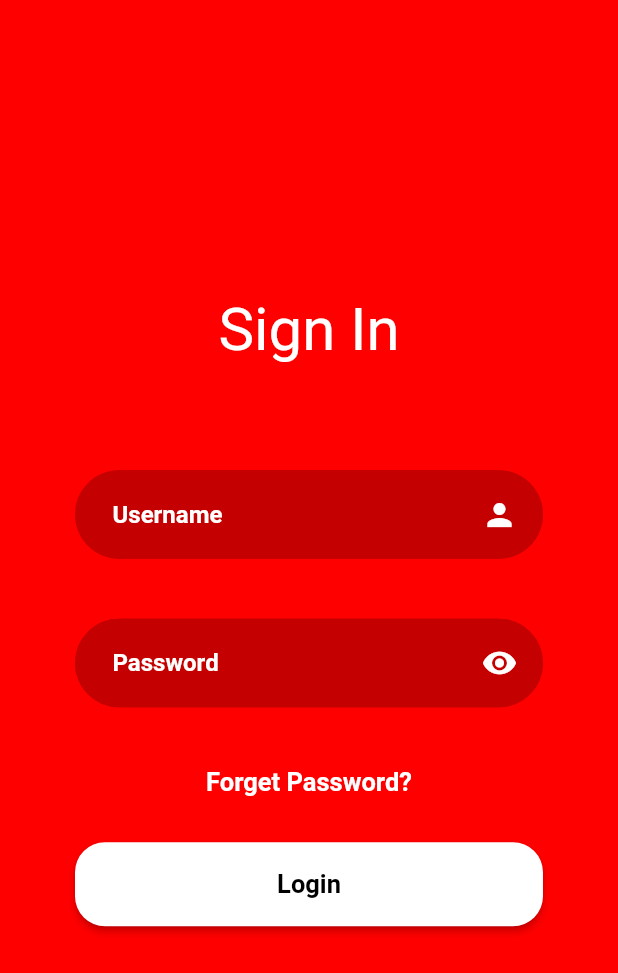
After one commit to mukireus/flutter_ui_template_login, a Flutter app: the StrawberryLogin screen opened directly, on a phone screen of 412 x 824 dp. The commit adds this screen. Shown: the top 973 px of the screen. Run offline on Flutter 3.47's test engine with Material 2 defaults, Android fonts, the phone set to English and light mode, and no system bars; our stand-ins replace flutter_screenutil.

Commit message:
added strawberry and grape screens

```diff
--- /dev/null
+++ b/lib/screens/strawberry_login.dart
@@ -0,0 +1,133 @@
+import 'package:flutter/material.dart';
+import 'package:flutter_template_login/ui/ui_helper.dart';
+
+class StrawberryLogin extends StatefulWidget {
+  @override
+  _StrawberryLoginState createState() => _StrawberryLoginState();
+}
+
+class _StrawberryLoginState extends State<StrawberryLogin> {
+  @override
+  Widget build(BuildContext context) {
+    return Scaffold(
+      backgroundColor: UIHelper.STRAWBERRY_PRIMARY_COLOR,
+      body: Center(
+        child: Column(
+          mainAxisAlignment: MainAxisAlignment.center,
+          crossAxisAlignment: CrossAxisAlignment.center,
+          children: <Widget>[
+            Text(
+              UIHelper.signInLower,
+              style: TextStyle(color: UIHelper.WHITE, fontSize: 40),
+            ),
+            _textField,
+            _passwordField,
+            _forgetPasswordButton,
+            _loginButton,
+          ],
+        ),
+      ),
+    );
+  }
+
+  Widget get _textField => Padding(
+        padding: const EdgeInsets.fromLTRB(50, 70, 50, 10),
+        child: TextField(
+          style: TextStyle(color: UIHelper.WHITE),
+          textAlign: TextAlign.left,
+          obscureText: false,
+          autocorrect: false,
+          cursorColor: UIHelper.WHITE,
+          maxLines: 1,
+          decoration: InputDecoration(
+            suffixIcon: Padding(
+              padding: const EdgeInsets.only(right: 10.0),
+              child: Icon(
+                Icons.person,
+                color: UIHelper.WHITE,
+              ),
+            ),
+            filled: true,
+            fillColor: UIHelper.STRAWBERRY_SECONDARY_COLOR,
+            focusedBorder: OutlineInputBorder(
+                borderRadius: BorderRadius.circular(50),
+                borderSide: BorderSide(
+                    color: UIHelper.STRAWBERRY_SECONDARY_COLOR, width: 2)),
+            enabledBorder: OutlineInputBorder(
+                borderRadius: BorderRadius.circular(50),
+                borderSide: BorderSide(
+                    color: UIHelper.STRAWBERRY_SECONDARY_COLOR, width: 2)),
+            hintText: UIHelper.username,
+            contentPadding: const EdgeInsets.fromLTRB(25, 20, 25, 20),
+            hintStyle:
+                TextStyle(color: UIHelper.WHITE, fontWeight: FontWeight.bold),
+          ),
+        ),
+      );
+
+  Widget get _passwordField => Padding(
+        padding: const EdgeInsets.fromLTRB(50, 30, 50, 10),
+        child: TextField(
+          style: TextStyle(color: UIHelper.WHITE),
+          textAlign: TextAlign.left,
+          obscureText: false,
+          autocorrect: false,
+          cursorColor: UIHelper.WHITE,
+          maxLines: 1,
+          decoration: InputDecoration(
+            suffixIcon: Padding(
+              padding: const EdgeInsets.only(right: 10.0),
+              child: Icon(
+                Icons.remove_red_eye,
+                color: UIHelper.WHITE,
+              ),
+            ),
+            filled: true,
+            fillColor: UIHelper.STRAWBERRY_SECONDARY_COLOR,
+            focusedBorder: OutlineInputBorder(
+                borderRadius: BorderRadius.circular(50),
+                borderSide: BorderSide(
+                    color: UIHelper.STRAWBERRY_SECONDARY_COLOR, width: 2)),
+            enabledBorder: OutlineInputBorder(
+                borderRadius: BorderRadius.circular(50),
+                borderSide: BorderSide(
+                    color: UIHelper.STRAWBERRY_SECONDARY_COLOR, width: 2)),
+            hintText: UIHelper.password,
+            contentPadding: const EdgeInsets.fromLTRB(25, 20, 25, 20),
+            hintStyle:
+                TextStyle(color: UIHelper.WHITE, fontWeight: FontWeight.bold),
+          ),
+        ),
+      );
+
+  Widget get _forgetPasswordButton => Padding(
+        padding: const EdgeInsets.only(top: 30),
+        child: InkWell(
+          child: Text(
+            UIHelper.forgetPassword,
+            style: TextStyle(
+                color: UIHelper.WHITE,
+                fontWeight: FontWeight.bold,
+                fontSize: 17),
+          ),
+          onTap: () {},
+        ),
+      );
+
+  Widget get _loginButton => Padding(
+        padding: const EdgeInsets.fromLTRB(50, 30, 50, 10),
+        child: MaterialButton(
+          height: 56,
+          minWidth: double.infinity,
+          color: UIHelper.WHITE,
+          shape: RoundedRectangleBorder(
+              borderRadius: new BorderRadius.circular(20.0)),
+          onPressed: () {},
+          child: Text(
+            UIHelper.login,
+            style: TextStyle(
+                fontSize: 17, color: Colors.black, fontWeight: FontWeight.bold),
+          ),
+        ),
+      );
+}
--- a/lib/ui/ui_helper.dart
+++ b/lib/ui/ui_helper.dart
@@ -7,16 +7,23 @@ class UIHelper {
   static final String welcomeBack = "Welcome\nBack";
   static final String name = "Name";
   static final String email = "Email";
+  static final String username = "Username";
   static final String password = "Password";
+  static final String login = "Login";
   static final String signIn = "SIGN IN";
   static final String signUp = "SIGN UP";
+  static final String signInLower = "Sign In";
+  static final String signUpLower = "Sign Up";
   static final String forgetPassword = "Forget Password?";
   static final String loginSpotify = "LOG IN WITH SPOTIFY ";
   static final String emailRequired = "Email is required";
   static final String passwordRequired = "Password is required";
+  static final String dontHaveAnAccount = "Don't have an account?";
 
   // IMAGES
   static final String muzPhoto = "assets/images/muz_login.png";
+  static final String grapePhoto = "assets/images/grape_login.png";
+  static final String strawberryPhoto = "assets/images/strawberry_login.png";
   static final String noPhoto = "assets/images/no_photo.png";
 
   // MUZ LOGIN COLORS
@@ -25,6 +32,14 @@ class UIHelper {
   static const Color MUZ_SHADOW = Color(0x70000000);
   static const Color MUZ_BUTTONSHADOW = Color(0x403C67F7);
   static const Color MUZ_TEXT_COLOR = Color(0xFF5A7BB5);
+
+  // MUZ LOGIN COLORS
+  static const Color STRAWBERRY_PRIMARY_COLOR = Color(0xFFFE0000);
+  static const Color STRAWBERRY_SECONDARY_COLOR = Color(0xFFC40000);
+  static const Color STRAWBERRY_SHADOW = Color(0x70000000);
+  static const Color STRAWBERRY_BUTTONSHADOW = Color(0x403C67F7);
+  static const Color STRAWBERRY_TEXT_COLOR = Color(0xFF5A7BB5);
+  static const Color STRAWBERRY_FOCUS_COLOR = Color(0xFFFF5A35);
 
   // GLOBAL COLORS
   static const Color SPOTIFY_COLOR = Color(0xFF1DB954);
```
Also changed, not shown: lib/home_list.dart (+11 -1 lines), lib/screens/grape_login.dart (added, +121 -0 lines), assets/images/grape_login.png (added), assets/images/strawberry_login.png (added), images/home.jpg, lib/screens/muz_login.dart (renamed from lib/muz_login.dart).
